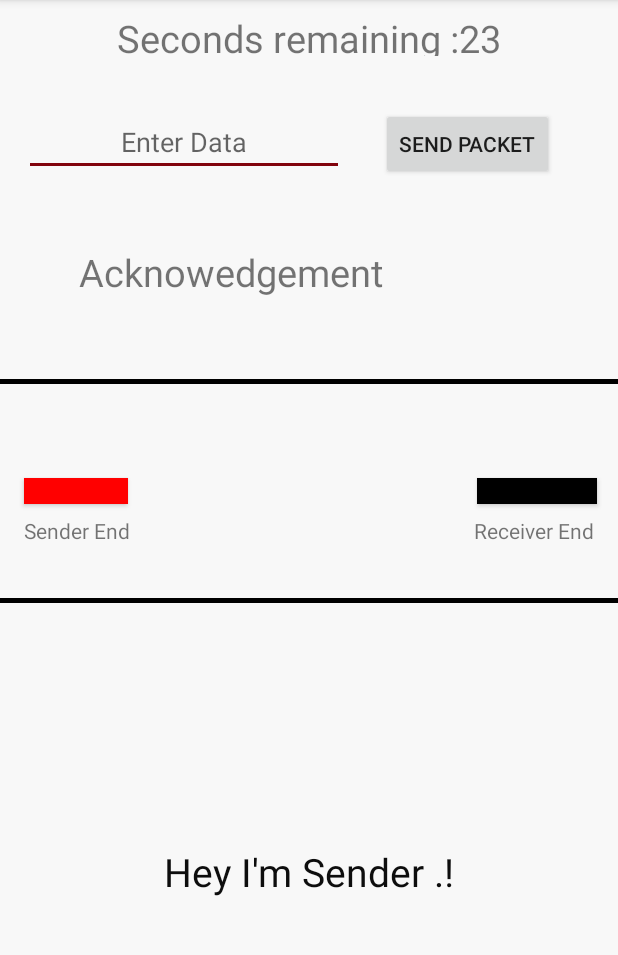
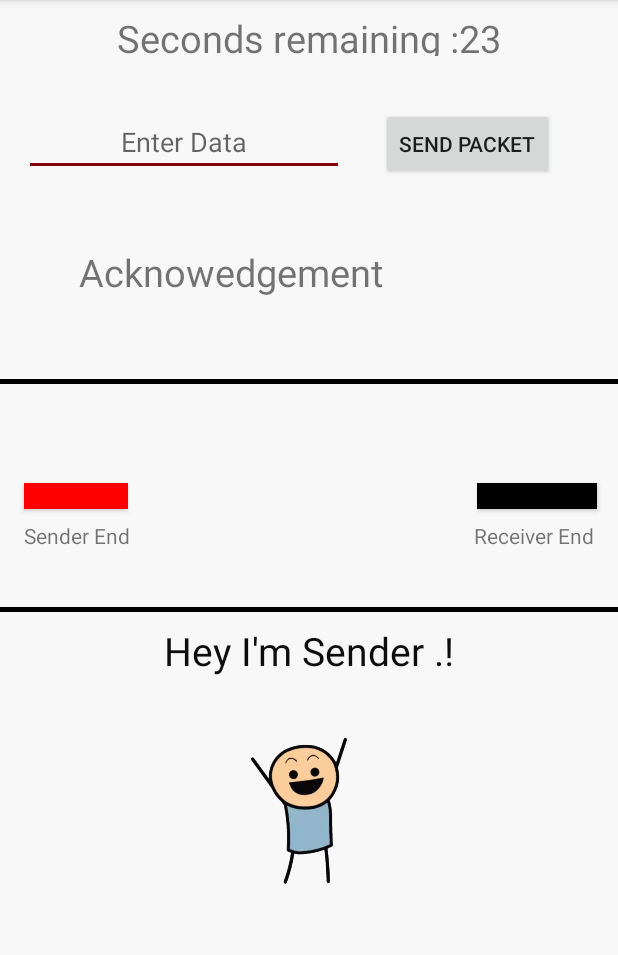
Before and after one commit to ksheetal/StopandWait_GUI, an Android app: the MainActivity screen opened directly, with no data from a screen before it, after a tap on "SEND PACKET", on a phone screen of 412 x 824 dp, the part 84-1039 px from its top. Run offline under Robolectric (Android 15) with nearby library versions, the phone set to English and light mode, and no system bars; our stand-ins replace Firebase (no records; nobody signed in at launch, a user with empty details on screens opened directly).

Commit message:
animation updated. icon added.

```diff
--- a/app/src/main/java/com/example/sheetal/stopandwait/MainActivity.java
+++ b/app/src/main/java/com/example/sheetal/stopandwait/MainActivity.java
@@ -11,6 +11,7 @@ import android.view.animation.Animation;
 import android.view.animation.AnimationUtils;
 import android.widget.Button;
 import android.widget.EditText;
+import android.widget.ImageView;
 import android.widget.MediaController;
 import android.widget.TextView;
 import android.widget.Toast;
@@ -24,6 +25,7 @@ import com.google.firebase.database.ValueEventListener;
 public class MainActivity extends AppCompatActivity {
 
     ProgressDialog progressDialog;
+    public ImageView imageView;
 
     DatabaseReference databaseReference, db;
     EditText message;
@@ -44,6 +46,7 @@ public class MainActivity extends AppCompatActivity {
         progressDialog = new ProgressDialog(this);
 
 
+        final ImageView imageView = findViewById(R.id.imageView);
         Tcounter = findViewById(R.id.text_counter);
         message = findViewById(R.id.editText);
         ackl = findViewById(R.id.ack);
@@ -61,11 +64,14 @@ public class MainActivity extends AppCompatActivity {
                 Breceiver.setBackgroundColor(Color.BLACK);
                 if (ackl.getText().toString().equals("0")) {
                     Breceiver.setBackgroundColor(Color.BLACK);
+                    imageView.setImageResource(R.drawable.acknotrec);
                     Toast.makeText(MainActivity.this, "Last Acknowledgment not received! Wait for timer to finish.", Toast.LENGTH_SHORT).show();
                 }else {
 
                     //StartProgress();
+                    imageView.setImageResource(R.drawable.afterack);
                     Data data = new Data();
+                    Toast.makeText(MainActivity.this, "Message send!", Toast.LENGTH_SHORT).show();
                     data.setAck("0");
                     data.setMessage(message.getText().toString());
                     databaseReference.setValue(data);
@@ -92,6 +98,7 @@ public class MainActivity extends AppCompatActivity {
                 if(ackl.getText().toString().equals("1")){
                    // isRunning = true;
            //         StartCounter();
+                    imageView.setImageResource(R.drawable.onepic);
                     Bsender.clearAnimation();
                     Breceiver.setBackgroundColor(Color.GREEN);
                     Toast.makeText(MainActivity.this,"Acknowledgment Updated.",Toast.LENGTH_SHORT).show();
--- a/app/src/main/res/layout/activity_main.xml
+++ b/app/src/main/res/layout/activity_main.xml
@@ -33,8 +33,9 @@
         android:layout_marginTop="72dp"
         android:ems="10"
         android:gravity="center"
+        android:imeOptions="actionDone"
         android:hint="Enter Data"
-        android:inputType="textPersonName"
+        android:inputType="text"
         app:layout_constraintBottom_toTopOf="@+id/textView"
         app:layout_constraintEnd_toEndOf="parent"
         app:layout_constraintHorizontal_bias="0.0"
@@ -92,7 +93,7 @@
         android:layout_width="match_parent"
         android:layout_height="3dp"
         android:layout_marginBottom="8dp"
-        android:layout_marginTop="8dp"
+        android:layout_marginTop="16dp"
         android:background="#000"
         app:layout_constraintBottom_toBottomOf="parent"
         app:layout_constraintTop_toBottomOf="@+id/view"
@@ -157,15 +158,30 @@
         android:id="@+id/textView4"
         android:layout_width="wrap_content"
         android:layout_height="wrap_content"
-        android:layout_marginBottom="8dp"
         android:layout_marginEnd="8dp"
         android:layout_marginStart="8dp"
+        android:layout_marginTop="8dp"
         android:text="Hey I'm Sender .!"
+        android:textColor="@color/colorPrimary"
         android:textSize="26sp"
-        android:textColor="@color/colorPrimary"
-        app:layout_constraintBottom_toBottomOf="parent"
         app:layout_constraintEnd_toEndOf="parent"
         app:layout_constraintStart_toStartOf="parent"
         app:layout_constraintTop_toBottomOf="@+id/view2" />
 
+    <ImageView
+        android:id="@+id/imageView"
+        android:layout_width="110dp"
+        android:layout_height="110dp"
+        android:layout_marginBottom="8dp"
+        android:layout_marginEnd="8dp"
+        android:layout_marginStart="8dp"
+        android:layout_marginTop="8dp"
+        app:layout_constraintBottom_toBottomOf="parent"
+        app:layout_constraintEnd_toEndOf="parent"
+        app:layout_constraintHorizontal_bias="0.498"
+        app:layout_constraintStart_toStartOf="parent"
+        app:layout_constraintTop_toBottomOf="@+id/textView4"
+        app:layout_constraintVertical_bias="0.138"
+        app:srcCompat="@drawable/senderone" />
+
 </android.support.constraint.ConstraintLayout>
```
Also changed, not shown: app/src/main/res/drawable-v24/acknotrec.png (added), app/src/main/res/drawable-v24/afterack.png (added), app/src/main/res/drawable-v24/onepic.png (added), app/src/main/res/drawable-v24/sender.png (added), app/src/main/res/drawable-v24/senderone.png (added).
